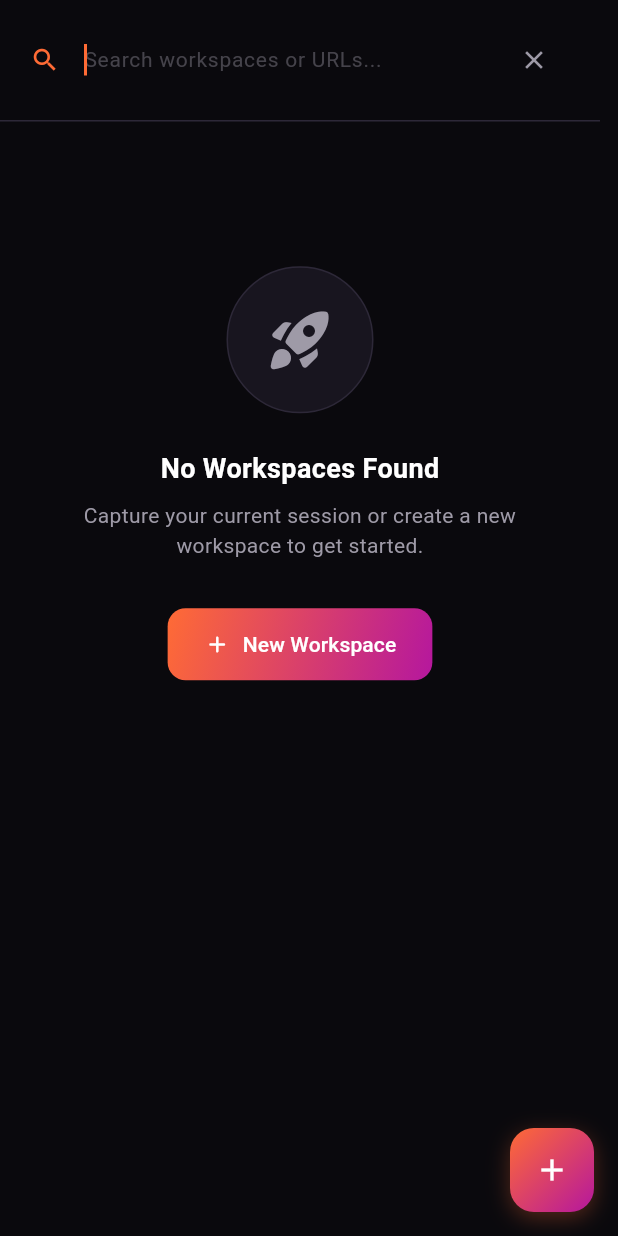
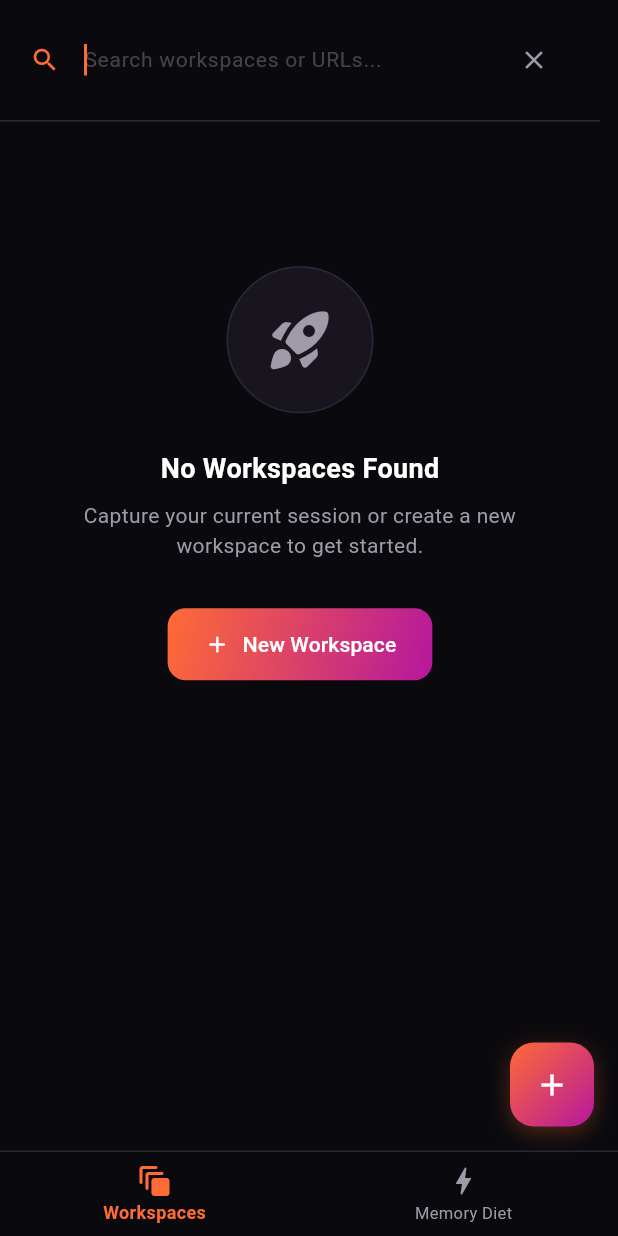
Before and after one commit to DimitrisMilios/worksspacex, a Flutter app: the screen it shows after launch, after a tap on the "search" icon, on a phone screen of 412 x 824 dp. Run offline on Flutter 3.47's test engine with Material 3 defaults, Android fonts, the phone set to English and light mode, and no system bars; missing offline and left inert: dart:js_util.

Commit message:
feat :  Tab Memory Diet (Stale Tab Auto-Discarder)

```diff
--- a/lib/core/chrome/chrome_service.dart
+++ b/lib/core/chrome/chrome_service.dart
@@ -55,4 +55,61 @@ class ChromeService {
       return null;
     }
   }
+
+  /// Gets Tab Memory Diet settings
+  Future<Map<String, dynamic>> getTabDietSettings() async {
+    try {
+      final String result = await js_util.promiseToFuture(
+        js_util.callMethod(js_util.globalThis, 'getTabDietSettings', []),
+      );
+      return Map<String, dynamic>.from(jsonDecode(result));
+    } catch (e) {
+      print('Error getting Tab Diet settings: $e');
+      return {'enabled': true, 'idleMinutes': 60};
+    }
+  }
+
+  /// Saves Tab Memory Diet settings
+  Future<bool> saveTabDietSettings(bool enabled, int idleMinutes) async {
+    try {
+      final bool success = await js_util.promiseToFuture(
+        js_util.callMethod(js_util.globalThis, 'saveTabDietSettings', [enabled, idleMinutes]),
+      );
+      return success;
+    } catch (e) {
+      print('Error saving Tab Diet settings: $e');
+      return false;
+    }
+  }
+
+  /// Gets open and sleeping tab statistics
+  Future<Map<String, dynamic>> getTabStats() async {
+    try {
+      final String result = await js_util.promiseToFuture(
+        js_util.callMethod(js_util.globalThis, 'getTabStats', []),
+      );
+      return Map<String, dynamic>.from(jsonDecode(result));
+    } catch (e) {
+      print('Error getting tab stats: $e');
+      return {
+        'total': 0,
+        'sleeping': 0,
+        'active': 0,
+        'estimatedSavedMB': 0,
+      };
+    }
+  }
+
+  /// Triggers a stale tab discard cycle immediately
+  Future<bool> discardStaleTabsNow() async {
+    try {
+      final bool success = await js_util.promiseToFuture(
+        js_util.callMethod(js_util.globalThis, 'discardStaleTabsNow', []),
+      );
+      return success;
+    } catch (e) {
+      print('Error triggering tab discard: $e');
+      return false;
+    }
+  }
 }
--- /dev/null
+++ b/lib/features/tab_diet/providers/tab_diet_provider.dart
@@ -0,0 +1,85 @@
+import 'package:flutter/foundation.dart';
+import '../../../core/chrome/chrome_service.dart';
+
+class TabDietProvider extends ChangeNotifier {
+  final ChromeService _chromeService = ChromeService();
+
+  bool _isLoading = true;
+  bool get isLoading => _isLoading;
+
+  bool _enabled = true;
+  bool get enabled => _enabled;
+
+  int _idleMinutes = 60;
+  int get idleMinutes => _idleMinutes;
+
+  int _totalTabs = 0;
+  int get totalTabs => _totalTabs;
+
+  int _sleepingTabs = 0;
+  int get sleepingTabs => _sleepingTabs;
+
+  int _activeTabs = 0;
+  int get activeTabs => _activeTabs;
+
+  int _estimatedSavedMB = 0;
+  int get estimatedSavedMB => _estimatedSavedMB;
+
+  TabDietProvider() {
+    loadData();
+  }
+
+  Future<void> loadData() async {
+    _isLoading = true;
+    notifyListeners();
+
+    try {
+      final settings = await _chromeService.getTabDietSettings();
+      _enabled = settings['enabled'] as bool? ?? true;
+      _idleMinutes = settings['idleMinutes'] as int? ?? 60;
+
+      await refreshStats();
+    } catch (e) {
+      print('Error loading tab diet data: $e');
+    } finally {
+      _isLoading = false;
+      notifyListeners();
+    }
+  }
+
+  Future<void> refreshStats() async {
+    try {
+      final stats = await _chromeService.getTabStats();
+      _totalTabs = stats['total'] as int? ?? 0;
+      _sleepingTabs = stats['sleeping'] as int? ?? 0;
+      _activeTabs = stats['active'] as int? ?? 0;
+      _estimatedSavedMB = stats['estimatedSavedMB'] as int? ?? 0;
+      notifyListeners();
+    } catch (e) {
+      print('Error refreshing tab stats: $e');
+    }
+  }
+
+  Future<void> toggleEnabled(bool value) async {
+    _enabled = value;
+    notifyListeners();
+    await _chromeService.saveTabDietSettings(_enabled, _idleMinutes);
+    if (_enabled) {
+      await hibernateNow();
+    }
+  }
+
+  Future<void> setIdleMinutes(int minutes) async {
+    _idleMinutes = minutes;
+    notifyListeners();
+    await _chromeService.saveTabDietSettings(_enabled, _idleMinutes);
+  }
+
+  Future<bool> hibernateNow() async {
+    final success = await _chromeService.discardStaleTabsNow();
+    if (success) {
+      await refreshStats();
+    }
+    return success;
+  }
+}
--- /dev/null
+++ b/lib/features/tab_diet/widgets/tab_diet_view.dart
@@ -0,0 +1,403 @@
+import 'package:flutter/material.dart';
+import '../providers/tab_diet_provider.dart';
+import '../../../core/theme/app_colors.dart';
+
+class TabDietView extends StatefulWidget {
+  final TabDietProvider provider;
+
+  const TabDietView({super.key, required this.provider});
+
+  @override
+  State<TabDietView> createState() => _TabDietViewState();
+}
+
+class _TabDietViewState extends State<TabDietView> {
+  bool _isHibernating = false;
+
+  @override
+  Widget build(BuildContext context) {
+    final provider = widget.provider;
+
+    return ListenableBuilder(
+      listenable: provider,
+      builder: (context, _) {
+        if (provider.isLoading) {
+          return const Center(child: CircularProgressIndicator(color: AppColors.primary));
+        }
+
+        final double sleepRatio = provider.totalTabs > 0
+            ? provider.sleepingTabs / provider.totalTabs
+            : 0.0;
+
+        return RefreshIndicator(
+          color: AppColors.primary,
+          backgroundColor: AppColors.surface,
+          onRefresh: () => provider.refreshStats(),
+          child: ListView(
+            padding: const EdgeInsets.all(20),
+            physics: const AlwaysScrollableScrollPhysics(),
+            children: [
+              // Memory Savings Glassmorphic Card
+              _buildMemorySavingsCard(provider),
+              const SizedBox(height: 20),
+
+              // Configuration Card
+              _buildSettingsCard(provider),
+              const SizedBox(height: 20),
+
+              // Stats Card
+              _buildStatsCard(provider, sleepRatio),
+              const SizedBox(height: 24),
+
+              // Action Button
+              _buildActionButton(provider),
+            ],
+          ),
+        );
+      },
+    );
+  }
+
+  Widget _buildMemorySavingsCard(TabDietProvider provider) {
+    return Container(
+      padding: const EdgeInsets.all(20),
+      decoration: BoxDecoration(
+        color: AppColors.surface,
+        borderRadius: BorderRadius.circular(16),
+        border: Border.all(color: AppColors.border),
+        gradient: LinearGradient(
+          begin: Alignment.topLeft,
+          end: Alignment.bottomRight,
+          colors: [
+            AppColors.surface,
+            AppColors.surface.withOpacity(0.8),
+          ],
+        ),
+      ),
+      child: Row(
+        children: [
+          // RAM Saved Icon with glow
+          Container(
+            padding: const EdgeInsets.all(12),
+            decoration: BoxDecoration(
+              color: AppColors.primary.withOpacity(0.1),
+              shape: BoxShape.circle,
+              boxShadow: [
+                BoxShadow(
+                  color: AppColors.primary.withOpacity(0.05),
+                  blurRadius: 10,
+                  spreadRadius: 2,
+                )
+              ],
+            ),
+            child: const Icon(
+              Icons.bolt_rounded,
+              color: AppColors.primary,
+              size: 28,
+            ),
+          ),
+          const SizedBox(width: 16),
+          Expanded(
+            child: Column(
+              crossAxisAlignment: CrossAxisAlignment.start,
+              children: [
+                const Text(
+                  'ESTIMATED RAM RECOVERED',
+                  style: TextStyle(
+                    fontSize: 10,
+                    color: AppColors.textSecondary,
+                    fontWeight: FontWeight.w700,
+                    letterSpacing: 1.0,
+                  ),
+                ),
+                const SizedBox(height: 4),
+                Text(
+                  '${provider.estimatedSavedMB} MB',
+                  style: const TextStyle(
+                    fontSize: 26,
+                    fontWeight: FontWeight.w900,
+                    color: Colors.white,
+                    letterSpacing: -0.5,
+                  ),
+                ),
+              ],
+            ),
+          ),
+        ],
+      ),
+    );
+  }
+
+  Widget _buildSettingsCard(TabDietProvider provider) {
+    return Container(
+      padding: const EdgeInsets.all(16),
+      decoration: BoxDecoration(
+        color: AppColors.surface,
+        borderRadius: BorderRadius.circular(16),
+        border: Border.all(color: AppColors.border),
+      ),
+      child: Column(
+        crossAxisAlignment: CrossAxisAlignment.start,
+        children: [
+          Row(
+            mainAxisAlignment: MainAxisAlignment.spaceBetween,
+            children: [
+              const Row(
+                children: [
+                  Icon(Icons.shield_rounded, color: AppColors.accent, size: 20),
+                  SizedBox(width: 10),
+                  Text(
+                    'Memory Diet Mode',
+                    style: TextStyle(
+                      fontSize: 16,
+                      fontWeight: FontWeight.w700,
+                      color: Colors.white,
+                    ),
+                  ),
+                ],
+              ),
+              Switch(
+                value: provider.enabled,
+                onChanged: (val) => provider.toggleEnabled(val),
+                activeColor: AppColors.primary,
+                activeTrackColor: AppColors.primary.withOpacity(0.2),
+                inactiveThumbColor: AppColors.textSecondary,
+                inactiveTrackColor: AppColors.border,
+              ),
+            ],
+          ),
+          const Divider(color: AppColors.border, height: 24),
+          Row(
+            mainAxisAlignment: MainAxisAlignment.spaceBetween,
+            children: [
+              const Column(
+                crossAxisAlignment: CrossAxisAlignment.start,
+                children: [
+                  Text(
+                    'Discard idle tabs after',
+                    style: TextStyle(
+                      fontSize: 14,
+                      fontWeight: FontWeight.w600,
+                      color: Colors.white,
+                    ),
+                  ),
+                  SizedBox(height: 2),
+                  Text(
+                    'Tabs freeze to free RAM',
+                    style: TextStyle(
+                      fontSize: 11,
+                      color: AppColors.textSecondary,
+                    ),
+                  ),
+                ],
+              ),
+              Theme(
+                data: Theme.of(context).copyWith(
+                  canvasColor: AppColors.surface,
+                ),
+                child: DropdownButton<int>(
+                  value: provider.idleMinutes,
+                  underline: const SizedBox(),
+                  icon: const Icon(Icons.keyboard_arrow_down_rounded, color: AppColors.primary),
+                  style: const TextStyle(
+                    color: Colors.white,
+                    fontWeight: FontWeight.bold,
+                    fontSize: 14,
+                  ),
+                  onChanged: provider.enabled
+                      ? (val) {
+                          if (val != null) provider.setIdleMinutes(val);
+                        }
+                      : null,
+                  items: const [
+                    DropdownMenuItem(value: 15, child: Text('15 Min')),
+                    DropdownMenuItem(value: 30, child: Text('30 Min')),
+                    DropdownMenuItem(value: 60, child: Text('1 Hour')),
+                    DropdownMenuItem(value: 120, child: Text('2 Hours')),
+                    DropdownMenuItem(value: 240, child: Text('4 Hours')),
+                  ],
+                ),
+              ),
+            ],
+          ),
+        ],
+      ),
+    );
+  }
+
+  Widget _buildStatsCard(TabDietProvider provider, double sleepRatio) {
+    return Container(
+      padding: const EdgeInsets.all(16),
+      decoration: BoxDecoration(
+        color: AppColors.surface,
+        borderRadius: BorderRadius.circular(16),
+        border: Border.all(color: AppColors.border),
+      ),
+      child: Column(
+        crossAxisAlignment: CrossAxisAlignment.start,
+        children: [
+          Row(
+            mainAxisAlignment: MainAxisAlignment.spaceBetween,
+            children: [
+              const Text(
+                'Tab Statistics',
+                style: TextStyle(
+                  fontSize: 15,
+                  fontWeight: FontWeight.bold,
+                  color: Colors.white,
+                ),
+              ),
+              IconButton(
+                onPressed: () => provider.refreshStats(),
+                icon: const Icon(Icons.refresh_rounded, color: AppColors.textSecondary, size: 18),
+                constraints: const BoxConstraints(),
+                padding: EdgeInsets.zero,
+                tooltip: 'Refresh stats',
+              ),
+            ],
+          ),
+          const SizedBox(height: 16),
+          // Progress bar
+          ClipRRect(
+            borderRadius: BorderRadius.circular(6),
+            child: SizedBox(
+              height: 10,
+              child: LinearProgressIndicator(
+                value: sleepRatio,
+                backgroundColor: AppColors.border,
+                color: AppColors.accent,
+              ),
+            ),
+          ),
+          const SizedBox(height: 16),
+          Row(
+            mainAxisAlignment: MainAxisAlignment.spaceBetween,
+            children: [
+              _buildStatSubItem('Active', '${provider.activeTabs}', AppColors.primary),
+              _buildStatSubItem('Sleeping', '${provider.sleepingTabs}', AppColors.accent),
+              _buildStatSubItem('Total Tabs', '${provider.totalTabs}', Colors.white),
+            ],
+          ),
+        ],
+      ),
+    );
+  }
+
+  Widget _buildStatSubItem(String label, String value, Color color) {
+    return Column(
+      crossAxisAlignment: CrossAxisAlignment.start,
+      children: [
+        Row(
+          children: [
+            Container(
+              width: 8,
+              height: 8,
+              decoration: BoxDecoration(
+                color: color,
+                shape: BoxShape.circle,
+              ),
+            ),
+            const SizedBox(width: 6),
+            Text(
+              label,
+              style: const TextStyle(
+                fontSize: 11,
+                color: AppColors.textSecondary,
+                fontWeight: FontWeight.w600,
+              ),
+            ),
+          ],
+        ),
+        const SizedBox(height: 4),
+        Padding(
+          padding: const EdgeInsets.only(left: 14.0),
+          child: Text(
+            value,
+            style: const TextStyle(
+              fontSize: 16,
+              fontWeight: FontWeight.w800,
+              color: Colors.white,
+            ),
+          ),
+        ),
+      ],
+    );
+  }
+
+  Widget _buildActionButton(TabDietProvider provider) {
+    return Container(
+      width: double.infinity,
+      height: 48,
+      decoration: BoxDecoration(
+        gradient: provider.enabled && !_isHibernating
+            ? AppColors.primaryGradient
+            : null,
+        color: !provider.enabled || _isHibernating ? AppColors.border : null,
+        borderRadius: BorderRadius.circular(12),
+        boxShadow: provider.enabled && !_isHibernating
+            ? [
+                BoxShadow(
+                  color: AppColors.primary.withOpacity(0.2),
+                  blurRadius: 10,
+                  offset: const Offset(0, 4),
+                )
+              ]
+            : null,
+      ),
+      child: ElevatedButton(
+        onPressed: provider.enabled && !_isHibernating
+            ? () async {
+                setState(() => _isHibernating = true);
+                final success = await provider.hibernateNow();
+                if (mounted) {
+                  setState(() => _isHibernating = false);
+                  ScaffoldMessenger.of(context).showSnackBar(
+                    SnackBar(
+                      content: Text(
+                        success
+                          ? 'Stale tabs hibernated successfully!'
+                          : 'No stale tabs matched the idle time limit.',
+                      ),
+                      backgroundColor: AppColors.surface,
+                      behavior: SnackBarBehavior.floating,
+                      duration: const Duration(seconds: 2),
+                    ),
+                  );
+                }
+              }
+            : null,
+        style: ElevatedButton.styleFrom(
+          backgroundColor: Colors.transparent,
+          foregroundColor: Colors.white,
+          shadowColor: Colors.transparent,
+          shape: RoundedRectangleBorder(
+            borderRadius: BorderRadius.circular(12),
+          ),
+        ),
+        child: _isHibernating
+            ? const SizedBox(
+                width: 20,
+                height: 20,
+                child: CircularProgressIndicator(
+                  strokeWidth: 2,
+                  valueColor: AlwaysStoppedAnimation<Color>(Colors.white),
+                ),
+              )
+            : const Row(
+                mainAxisAlignment: MainAxisAlignment.center,
+                children: [
+                  Icon(Icons.bolt_rounded, size: 18),
+                  SizedBox(width: 8),
+                  Text(
+                    'Hibernate Stale Tabs Now',
+                    style: TextStyle(
+                      fontWeight: FontWeight.w800,
+                      letterSpacing: 0.2,
+                    ),
+                  ),
+                ],
+              ),
+      ),
+    );
+  }
+}
--- a/lib/main.dart
+++ b/lib/main.dart
@@ -5,6 +5,8 @@ import 'features/workspaces/widgets/add_workspace_dialog.dart';
 import 'core/theme/app_colors.dart';
 import 'features/workspaces/widgets/global_sticky_dialog.dart';
 import 'features/workspaces/models/workspace.dart';
+import 'features/tab_diet/providers/tab_diet_provider.dart';
+import 'features/tab_diet/widgets/tab_diet_view.dart';
 
 void main() {
   runApp(const WorkSpaceXApp());
@@ -42,13 +44,16 @@ class ExtensionContainer extends StatefulWidget {
 
 class _ExtensionContainerState extends State<ExtensionContainer> {
   late final WorkspaceProvider _workspaceProvider;
+  late final TabDietProvider _tabDietProvider;
   final TextEditingController _searchController = TextEditingController();
   final ValueNotifier<bool> _isSearching = ValueNotifier<bool>(false);
+  int _currentIndex = 0;
 
   @override
   void initState() {
     super.initState();
     _workspaceProvider = WorkspaceProvider();
+    _tabDietProvider = TabDietProvider();
     _searchController.addListener(() {
       _workspaceProvider.setSearchQuery(_searchController.text);
     });
@@ -70,7 +75,11 @@ class _ExtensionContainerState extends State<ExtensionContainer> {
         decoration: const BoxDecoration(
           color: AppColors.background,
         ),
-        child: ListenableBuilder(
+        child: IndexedStack(
+          index: _currentIndex,
+          children: [
+            // Workspaces Tab
+            ListenableBuilder(
               listenable: _workspaceProvider,
               builder: (context, _) {
                 if (_workspaceProvider.isLoading) {
@@ -96,8 +105,20 @@ class _ExtensionContainerState extends State<ExtensionContainer> {
                 );
               },
             ),
+            // Memory Diet Tab
+            Column(
+              children: [
+                _buildDietHeader(),
+                Expanded(
+                  child: TabDietView(provider: _tabDietProvider),
                 ),
-      floatingActionButton: Container(
+              ],
+            ),
+          ],
+        ),
+      ),
+      floatingActionButton: _currentIndex == 0
+          ? Container(
               decoration: BoxDecoration(
                 gradient: AppColors.primaryGradient,
                 borderRadius: BorderRadius.circular(16),
@@ -114,6 +135,40 @@ class _ExtensionContainerState extends State<ExtensionContainer> {
                 backgroundColor: Colors.transparent,
                 elevation: 0,
                 child: const Icon(Icons.add, color: AppColors.textPrimary),
+              ),
+            )
+          : null,
+      bottomNavigationBar: Container(
+        decoration: const BoxDecoration(
+          border: Border(
+            top: BorderSide(color: AppColors.border, width: 1),
+          ),
+        ),
+        child: BottomNavigationBar(
+          currentIndex: _currentIndex,
+          onTap: (index) {
+            setState(() {
+              _currentIndex = index;
+            });
+            if (index == 1) {
+              _tabDietProvider.refreshStats();
+            }
+          },
+          backgroundColor: AppColors.background,
+          selectedItemColor: AppColors.primary,
+          unselectedItemColor: AppColors.textSecondary,
+          selectedLabelStyle: const TextStyle(fontWeight: FontWeight.bold, fontSize: 12),
+          unselectedLabelStyle: const TextStyle(fontSize: 11),
+          items: const [
+            BottomNavigationBarItem(
+              icon: Icon(Icons.auto_awesome_motion_rounded),
+              label: 'Workspaces',
+            ),
+            BottomNavigationBarItem(
+              icon: Icon(Icons.bolt_rounded),
+              label: 'Memory Diet',
+            ),
+          ],
         ),
       ),
     );
@@ -225,6 +280,55 @@ class _ExtensionContainerState extends State<ExtensionContainer> {
           ),
         );
       },
+    );
+  }
+
+  Widget _buildDietHeader() {
+    return Container(
+      padding: const EdgeInsets.symmetric(horizontal: 20, vertical: 16),
+      decoration: const BoxDecoration(
+        color: AppColors.background,
+        border: Border(
+          bottom: BorderSide(color: AppColors.border, width: 1),
+        ),
+      ),
+      child: Row(
+        children: [
+          Container(
+            padding: const EdgeInsets.all(8),
+            decoration: BoxDecoration(
+              gradient: AppColors.primaryGradient,
+              borderRadius: BorderRadius.circular(10),
+            ),
+            child: const Icon(Icons.bolt_rounded,
+              color: AppColors.textPrimary, size: 22),
+          ),
+          const SizedBox(width: 14),
+          const Column(
+            crossAxisAlignment: CrossAxisAlignment.start,
+            children: [
+              Text(
+                'Memory Diet',
+                style: TextStyle(
+                  fontSize: 22,
+                  fontWeight: FontWeight.w900,
+                  color: AppColors.textPrimary,
+                  letterSpacing: -0.5,
+                ),
+              ),
+              Text(
+                'STALE TAB CLEANUP',
+                style: TextStyle(
+                  fontSize: 10,
+                  color: AppColors.accent,
+                  fontWeight: FontWeight.w800,
+                  letterSpacing: 1.2,
+                ),
+              ),
+            ],
+          ),
+        ],
+      ),
     );
   }
 
```
Also changed, not shown: extension/assets/fonts/MaterialIcons-Regular.otf, 6 other files. Lines whose indentation alone changed are shown as unchanged.
